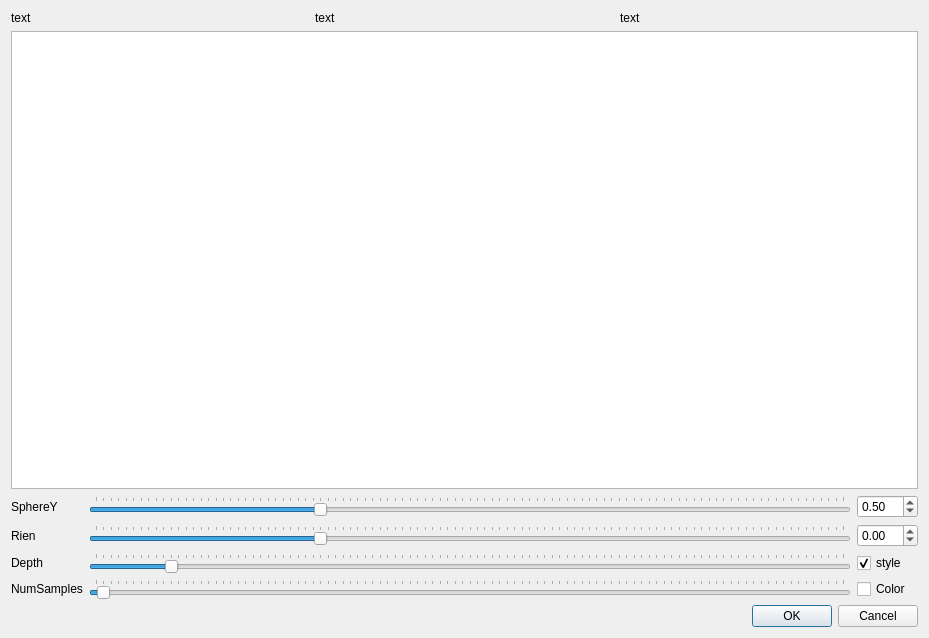
Old version of the form rayview.ui in the repository joblobob/ray.
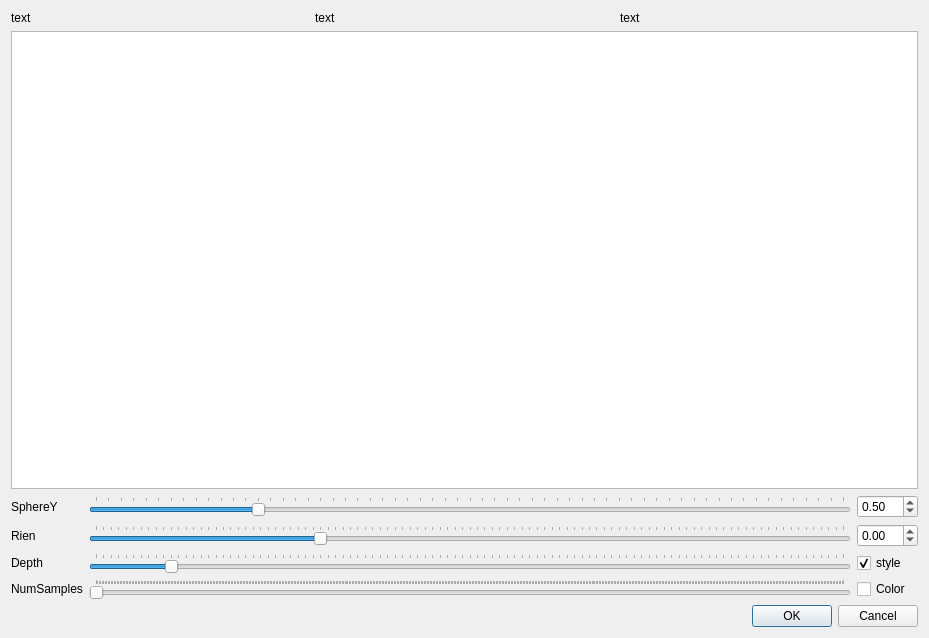
New version of the form.

Patch:
```diff
--- a/rayview.ui
+++ b/rayview.ui
@@ -52,8 +52,14 @@
      </property>
      <item row="3" column="1">
       <widget class="QSlider" name="horizontalSlider_4">
+       <property name="minimum">
+        <number>1</number>
+       </property>
        <property name="maximum">
-        <number>100</number>
+        <number>500</number>
+       </property>
+       <property name="pageStep">
+        <number>1</number>
        </property>
        <property name="value">
         <number>1</number>
@@ -105,8 +111,11 @@
      </item>
      <item row="0" column="1">
       <widget class="QSlider" name="horizontalSlider">
+       <property name="minimum">
+        <number>-100</number>
+       </property>
        <property name="maximum">
-        <number>100</number>
+        <number>500</number>
        </property>
        <property name="value">
         <number>30</number>
```
